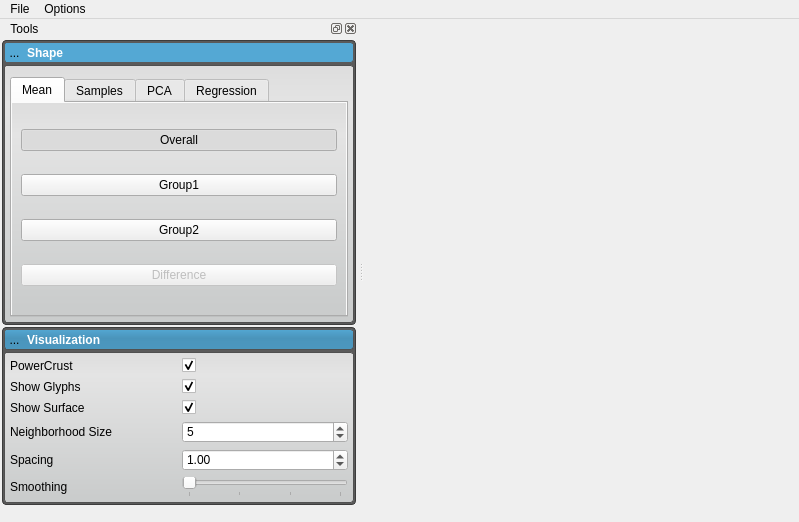
SCIInstitute/ShapeWorks, file src/ShapeWorksView2/ShapeWorksView2.ui: the form before one commit.
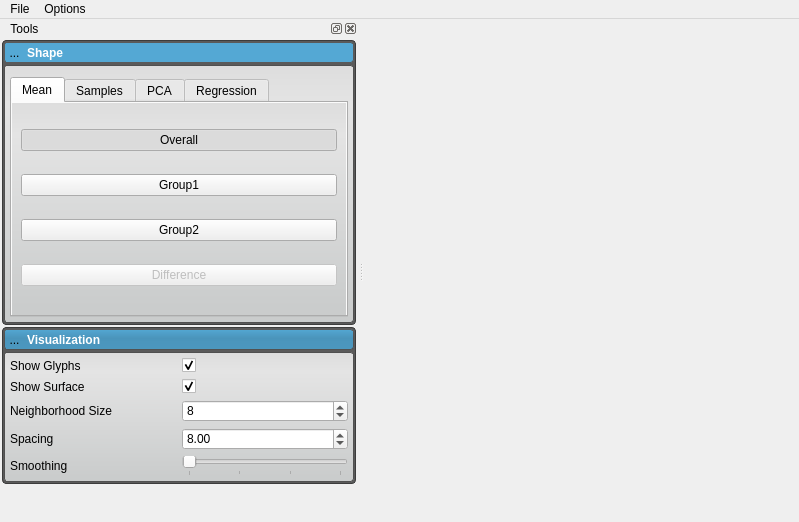
The form after the commit. Icons and pictures are not drawn. Custom widgets are drawn as their Qt base class.

Patch:
```diff
--- a/src/ShapeWorksView2/ShapeWorksView2.ui
+++ b/src/ShapeWorksView2/ShapeWorksView2.ui
@@ -1199,7 +1199,7 @@
              <property name="spacing">
               <number>6</number>
              </property>
-             <item row="3" column="0">
+             <item row="2" column="0">
               <widget class="QLabel" name="label_8">
                <property name="minimumSize">
                 <size>
@@ -1215,35 +1215,35 @@
                </property>
               </widget>
              </item>
-             <item row="4" column="0">
+             <item row="3" column="0">
               <widget class="QLabel" name="label_9">
                <property name="text">
                 <string>Spacing</string>
                </property>
               </widget>
              </item>
-             <item row="3" column="1">
+             <item row="2" column="1">
               <widget class="QSpinBox" name="neighborhoodSpinBox">
                <property name="value">
-                <number>5</number>
+                <number>8</number>
                </property>
               </widget>
              </item>
-             <item row="4" column="1">
+             <item row="3" column="1">
               <widget class="QDoubleSpinBox" name="spacingSpinBox">
                <property name="value">
-                <double>1.000000000000000</double>
+                <double>8.000000000000000</double>
                </property>
               </widget>
              </item>
-             <item row="1" column="0">
+             <item row="0" column="0">
               <widget class="QLabel" name="label">
                <property name="text">
                 <string>Show Glyphs</string>
                </property>
               </widget>
              </item>
-             <item row="1" column="1">
+             <item row="0" column="1">
               <widget class="QCheckBox" name="showGlyphs">
                <property name="text">
                 <string/>
@@ -1253,14 +1253,14 @@
                </property>
               </widget>
              </item>
-             <item row="2" column="0">
+             <item row="1" column="0">
               <widget class="QLabel" name="label_3">
                <property name="text">
                 <string>Show Surface</string>
                </property>
               </widget>
              </item>
-             <item row="2" column="1">
+             <item row="1" column="1">
               <widget class="QCheckBox" name="showSurface">
                <property name="text">
                 <string/>
@@ -1270,31 +1270,14 @@
                </property>
               </widget>
              </item>
-             <item row="0" column="1">
-              <widget class="QCheckBox" name="usePowerCrustCheckBox">
-               <property name="text">
-                <string/>
-               </property>
-               <property name="checked">
-                <bool>true</bool>
-               </property>
-              </widget>
-             </item>
-             <item row="0" column="0">
-              <widget class="QLabel" name="powerCrustLabel">
-               <property name="text">
-                <string>PowerCrust</string>
-               </property>
-              </widget>
-             </item>
-             <item row="5" column="0">
+             <item row="4" column="0">
               <widget class="QLabel" name="smoothingLabel">
                <property name="text">
                 <string>Smoothing</string>
                </property>
               </widget>
              </item>
-             <item row="5" column="1">
+             <item row="4" column="1">
               <widget class="QSlider" name="smoothingSlider">
                <property name="sizePolicy">
                 <sizepolicy hsizetype="Preferred" vsizetype="Fixed">
```
